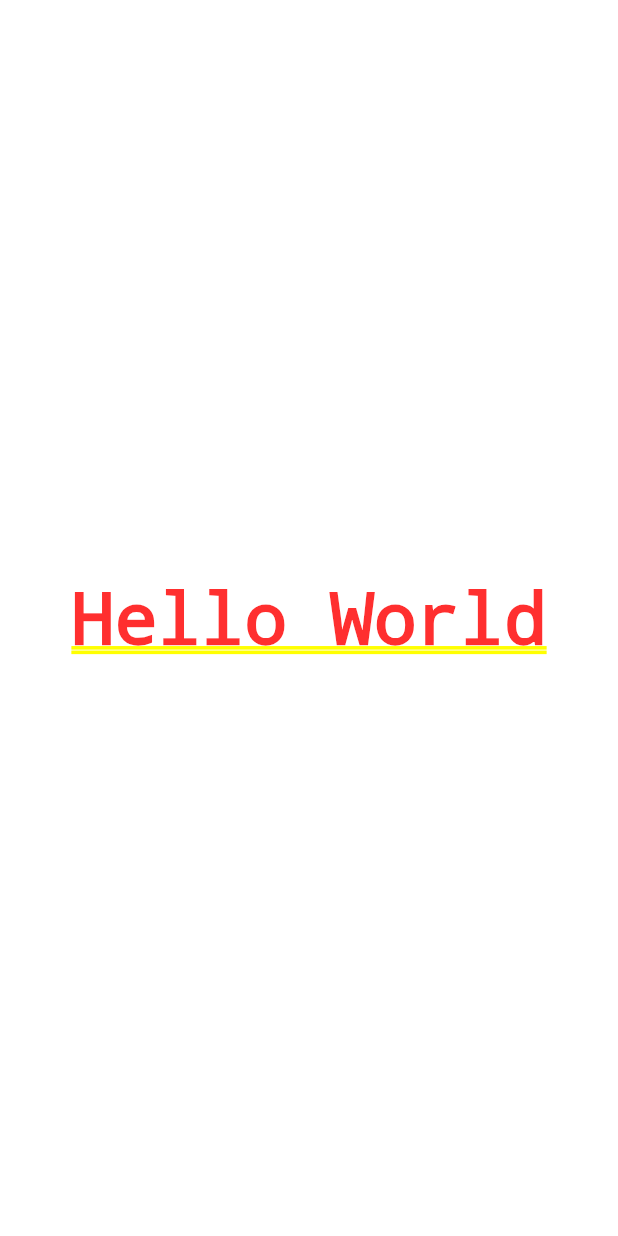
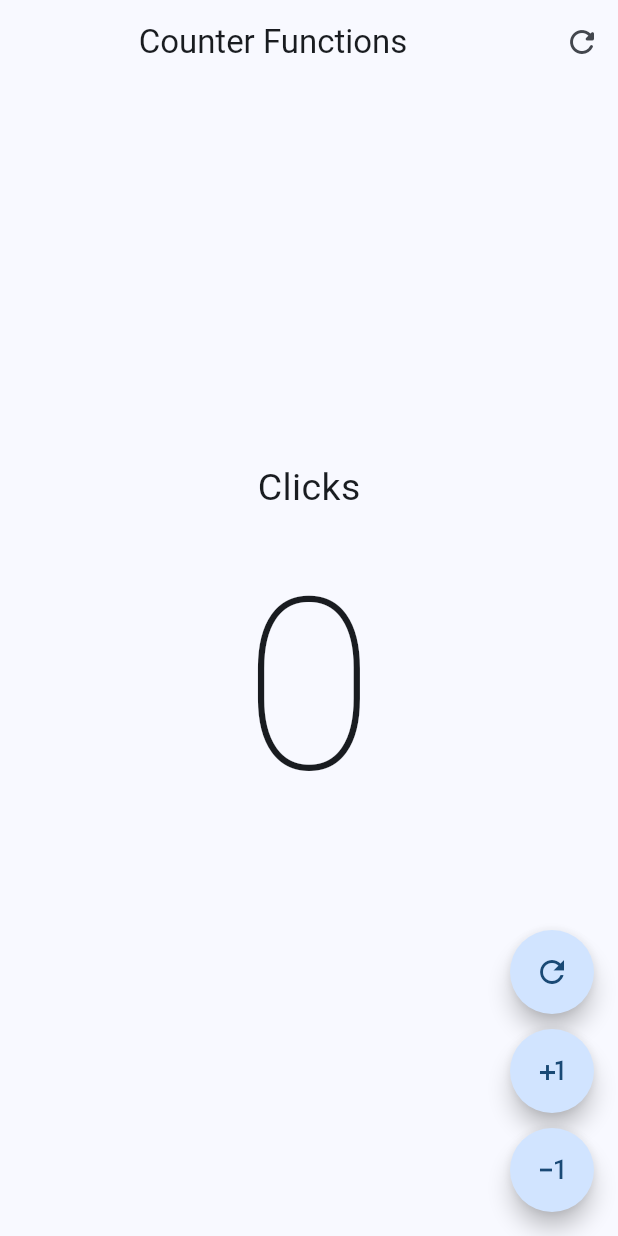
Before and after one commit to Gerardo-rios/Flutter_Course, a Flutter app: the screen it shows after launch, on a phone screen of 412 x 824 dp. Run offline on Flutter 3.47's test engine with Material 2 defaults, Android fonts, the phone set to English and light mode, and no system bars.

Commit message:
counter scren

```diff
--- a/hello_world_app/lib/main.dart
+++ b/hello_world_app/lib/main.dart
@@ -1,14 +1,22 @@
 import 'package:flutter/material.dart';
+import 'package:hello_world_app/presentation/screens/counter/counter_functions_screen.dart';
 
 void main() {
-  runApp(MyApp());
+  runApp(const MyApp());
 }
 
 class MyApp extends StatelessWidget {
+  const MyApp({super.key});
+
   @override
   Widget build(BuildContext context) {
     return MaterialApp(
-      home: Center(child: Text('Hello World')),
+      debugShowCheckedModeBanner: false,
+      theme: ThemeData(
+        useMaterial3: true,
+        colorSchemeSeed: Colors.blue,
+      ),
+      home: const CounterFunctionsScreen(),
     );
   }
 }
--- /dev/null
+++ b/hello_world_app/lib/presentation/screens/counter/counter_functions_screen.dart
@@ -0,0 +1,98 @@
+import 'package:flutter/material.dart';
+
+class CounterFunctionsScreen extends StatefulWidget {
+  const CounterFunctionsScreen({super.key});
+
+  @override
+  State<CounterFunctionsScreen> createState() => _CounterFunctionsScreenState();
+}
+
+class _CounterFunctionsScreenState extends State<CounterFunctionsScreen> {
+  int clickCounter = 0;
+
+  @override
+  Widget build(BuildContext context) {
+    return Scaffold(
+        appBar: AppBar(
+            title: const Center(
+              child: Text('Counter Functions'),
+            ),
+            actions: [
+              IconButton(
+                onPressed: () {
+                  setState(() {
+                    clickCounter = 0;
+                  });
+                },
+                icon: const Icon(Icons.refresh_rounded),
+              )
+            ]),
+        body: Center(
+          // Center centers acording to the father
+          child: Column(
+            mainAxisAlignment: MainAxisAlignment
+                .center, // This centers the children in a column
+            children: [
+              Text('Click${clickCounter == 1 ? '' : 's'}',
+                  style: const TextStyle(fontSize: 25)),
+              Text(
+                '$clickCounter',
+                style:
+                    const TextStyle(fontSize: 160, fontWeight: FontWeight.w100),
+              ),
+            ],
+          ),
+        ),
+        floatingActionButton: Column(
+          mainAxisAlignment: MainAxisAlignment.end,
+          children: [
+            CustomFloatingActionButton(
+                icon: Icons.refresh_outlined,
+                onPressed: () {
+                  setState(() {
+                    clickCounter = 0;
+                  });
+                }),
+            const SizedBox(
+              height: 10,
+            ),
+            CustomFloatingActionButton(
+                icon: Icons.plus_one,
+                onPressed: () {
+                  setState(() {
+                    clickCounter++;
+                  });
+                }),
+            const SizedBox(
+              height: 10,
+            ),
+            CustomFloatingActionButton(
+              icon: Icons.exposure_minus_1,
+              onPressed: () {
+                if (clickCounter == 0) return;
+                setState(() {
+                  clickCounter--;
+                });
+              },
+            ),
+          ],
+        ));
+  }
+}
+
+class CustomFloatingActionButton extends StatelessWidget {
+  final IconData icon;
+  final VoidCallback onPressed;
+
+  const CustomFloatingActionButton({
+    super.key,
+    required this.icon,
+    required this.onPressed,
+  });
+
+  @override
+  Widget build(BuildContext context) {
+    return FloatingActionButton(
+        shape: const StadiumBorder(), onPressed: onPressed, child: Icon(icon));
+  }
+}
```
Also changed, not shown: hello_world_app/lib/presentation/screens/counter/counter_screen.dart (added).
